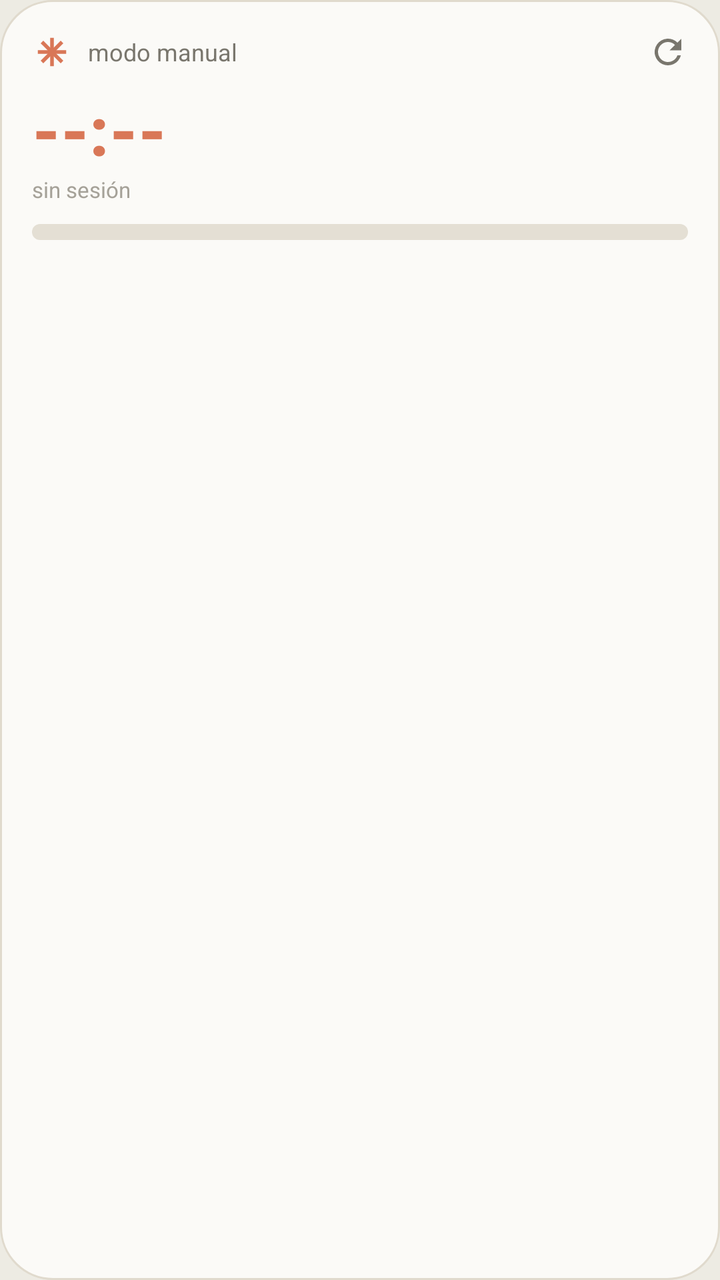
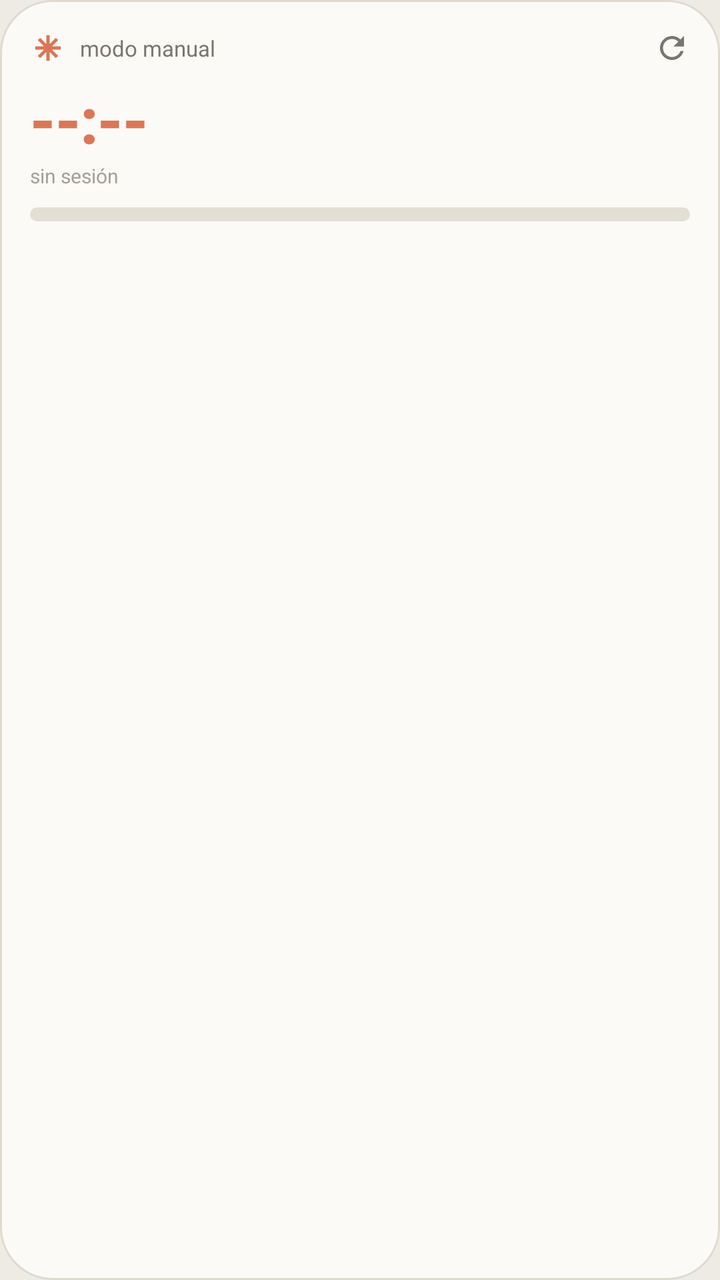

Two renders of the same Android screen: before a commit and after it. Below are the layout's source before the change and the commit's diff.
<!-- AndroidManifest.xml: application theme Theme.ClaudeTimer -->
<!-- res/layout/widget_usage.xml -->
<?xml version="1.0" encoding="utf-8"?>
<LinearLayout xmlns:android="http://schemas.android.com/apk/res/android"
    android:id="@+id/wRoot"
    android:layout_width="match_parent"
    android:layout_height="match_parent"
    android:orientation="vertical"
    android:background="@drawable/bg_widget"
    android:padding="16dp">

    <LinearLayout
        android:layout_width="match_parent"
        android:layout_height="wrap_content"
        android:orientation="horizontal"
        android:gravity="center_vertical">

        <ImageView
            android:layout_width="20dp"
            android:layout_height="20dp"
            android:src="@drawable/ic_asterisk"/>

        <TextView
            android:id="@+id/wPct"
            android:layout_width="0dp"
            android:layout_height="wrap_content"
            android:layout_weight="1"
            android:layout_marginStart="8dp"
            android:text="modo manual"
            android:textColor="@color/text_secondary"
            android:textSize="12sp"/>

        <ImageView
            android:id="@+id/wRefresh"
            android:layout_width="20dp"
            android:layout_height="20dp"
            android:src="@drawable/ic_refresh"/>
    </LinearLayout>

    <TextView
        android:id="@+id/wTime"
        android:layout_width="wrap_content"
        android:layout_height="wrap_content"
        android:layout_marginTop="6dp"
        android:text="--:--"
        android:textColor="@color/claude_coral"
        android:textSize="34sp"
        android:textStyle="bold"
        android:fontFamily="sans-serif-medium"/>

    <TextView
        android:id="@+id/wLabel"
        android:layout_width="wrap_content"
        android:layout_height="wrap_content"
        android:text="sin sesión"
        android:textColor="@color/text_tertiary"
        android:textSize="11sp"/>

    <ProgressBar
        android:id="@+id/wBar"
        style="?android:attr/progressBarStyleHorizontal"
        android:layout_width="match_parent"
        android:layout_height="8dp"
        android:layout_marginTop="10dp"
        android:max="1000"
        android:progress="0"
        android:progressDrawable="@drawable/progress_rounded"/>
</LinearLayout>
<!-- resources referenced by this layout -->
<resources>
  <color name="claude_coral">#D97757</color>
  <color name="text_secondary">#79766D</color>
  <color name="text_tertiary">#A5A198</color>
  <!-- drawable bg_widget (drawable) -->
  <shape xmlns:android="http://schemas.android.com/apk/res/android" android:shape="rectangle">
      <solid android:color="@color/card_bg"/>
      <corners android:radius="26dp"/>
      <stroke android:width="1dp" android:color="@color/stroke"/>
  </shape>
  <!-- drawable ic_asterisk (drawable) -->
  <vector xmlns:android="http://schemas.android.com/apk/res/android"
      android:width="40dp" android:height="40dp"
      android:viewportWidth="24" android:viewportHeight="24">
      <group android:pivotX="12" android:pivotY="12" android:rotation="0">
          <path android:fillColor="#D97757" android:pathData="M10.9,3.5 h2.2 v17 h-2.2 z"/>
      </group>
      <group android:pivotX="12" android:pivotY="12" android:rotation="45">
          <path android:fillColor="#D97757" android:pathData="M10.9,3.5 h2.2 v17 h-2.2 z"/>
      </group>
      <group android:pivotX="12" android:pivotY="12" android:rotation="90">
          <path android:fillColor="#D97757" android:pathData="M10.9,3.5 h2.2 v17 h-2.2 z"/>
      </group>
      <group android:pivotX="12" android:pivotY="12" android:rotation="135">
          <path android:fillColor="#D97757" android:pathData="M10.9,3.5 h2.2 v17 h-2.2 z"/>
      </group>
  </vector>
  <!-- drawable ic_refresh (drawable) -->
  <vector xmlns:android="http://schemas.android.com/apk/res/android"
      android:width="24dp" android:height="24dp"
      android:viewportWidth="24" android:viewportHeight="24"
      android:tint="@color/text_secondary">
      <path android:fillColor="#FFFFFF"
          android:pathData="M17.65,6.35A8,8 0 1,0 19.73,14h-2.08A6,6 0 1,1 12,6a5.94,5.94 0 0,1 4.22,1.78L13,11h7V4Z"/>
  </vector>
  <!-- drawable progress_rounded (drawable) -->
  <layer-list xmlns:android="http://schemas.android.com/apk/res/android">
      <item android:id="@android:id/background">
          <shape android:shape="rectangle">
              <solid android:color="@color/track"/>
              <corners android:radius="8dp"/>
          </shape>
      </item>
      <item android:id="@android:id/progress">
          <clip>
              <shape android:shape="rectangle">
                  <solid android:color="@color/claude_coral"/>
                  <corners android:radius="8dp"/>
              </shape>
          </clip>
      </item>
  </layer-list>
  <style name="Theme.ClaudeTimer" parent="Theme.AppCompat.DayNight.NoActionBar">
          <item name="colorAccent">@color/claude_coral</item>
          <item name="android:windowBackground">@color/app_bg</item>
          <item name="android:statusBarColor">@color/app_bg</item>
          <item name="android:navigationBarColor">@color/app_bg</item>
          <item name="android:windowLightStatusBar">true</item>
      </style>
  <color name="card_bg">#FBFAF7</color>
  <color name="stroke">#E0DACD</color>
  <color name="track">#E4DFD4</color>
  <color name="app_bg">#EDEBE3</color>
</resources>

<!-- the commit's change to res/layout/widget_usage.xml (unified diff, before → after) -->
@@ -5,8 +5,9 @@
     android:layout_height="match_parent"
     android:orientation="vertical"
     android:background="@drawable/bg_widget"
-    android:padding="16dp">
+    android:padding="15dp">
 
+    
     <LinearLayout
         android:layout_width="match_parent"
         android:layout_height="wrap_content"
@@ -14,36 +15,39 @@
         android:gravity="center_vertical">
 
         <ImageView
-            android:layout_width="20dp"
-            android:layout_height="20dp"
+            android:layout_width="18dp"
+            android:layout_height="18dp"
             android:src="@drawable/ic_asterisk"/>
 
         <TextView
-            android:id="@+id/wPct"
+            android:id="@+id/wState"
             android:layout_width="0dp"
             android:layout_height="wrap_content"
             android:layout_weight="1"
-            android:layout_marginStart="8dp"
+            android:layout_marginStart="7dp"
             android:text="modo manual"
             android:textColor="@color/text_secondary"
-            android:textSize="12sp"/>
+            android:textSize="11sp"
+            android:maxLines="1"/>
 
         <ImageView
             android:id="@+id/wRefresh"
-            android:layout_width="20dp"
-            android:layout_height="20dp"
+            android:layout_width="18dp"
+            android:layout_height="18dp"
             android:src="@drawable/ic_refresh"/>
     </LinearLayout>
 
+    
     <TextView
         android:id="@+id/wTime"
         android:layout_width="wrap_content"
         android:layout_height="wrap_content"
-        android:layout_marginTop="6dp"
+        android:layout_marginTop="5dp"
         android:text="--:--"
         android:textColor="@color/claude_coral"
-        android:textSize="34sp"
+        android:textSize="32sp"
         android:textStyle="bold"
+        android:letterSpacing="-0.03"
         android:fontFamily="sans-serif-medium"/>
 
     <TextView
@@ -52,15 +56,97 @@
         android:layout_height="wrap_content"
         android:text="sin sesión"
         android:textColor="@color/text_tertiary"
-        android:textSize="11sp"/>
+        android:textSize="10sp"/>
 
     <ProgressBar
         android:id="@+id/wBar"
         style="?android:attr/progressBarStyleHorizontal"
         android:layout_width="match_parent"
-        android:layout_height="8dp"
-        android:layout_marginTop="10dp"
+        android:layout_height="7dp"
+        android:layout_marginTop="9dp"
         android:max="1000"
         android:progress="0"
         android:progressDrawable="@drawable/progress_rounded"/>
+
+    
+    <LinearLayout
+        android:id="@+id/wUsageRow"
+        android:layout_width="match_parent"
+        android:layout_height="wrap_content"
+        android:orientation="horizontal"
+        android:layout_marginTop="9dp"
+        android:visibility="gone">
+
+        <LinearLayout
+            android:layout_width="0dp"
+            android:layout_height="wrap_content"
+            android:layout_weight="1"
+            android:orientation="vertical">
+            <TextView
+                android:id="@+id/wPct"
+                android:layout_width="wrap_content"
+                android:layout_height="wrap_content"
+                android:text="—"
+                android:textColor="@color/text_primary"
+                android:textSize="15sp"
+                android:textStyle="bold"/>
+            <TextView
+                android:layout_width="wrap_content"
+                android:layout_height="wrap_content"
+                android:text="sesión usada"
+                android:textColor="@color/text_tertiary"
+                android:textSize="9sp"/>
+        </LinearLayout>
+
+        <LinearLayout
+            android:layout_width="0dp"
+            android:layout_height="wrap_content"
+            android:layout_weight="1"
+            android:orientation="vertical">
+            <TextView
+                android:id="@+id/wWeekly"
+                android:layout_width="wrap_content"
+                android:layout_height="wrap_content"
+                android:text="—"
+                android:textColor="@color/text_primary"
+                android:textSize="15sp"
+                android:textStyle="bold"/>
+            <TextView
+                android:layout_width="wrap_content"
+                android:layout_height="wrap_content"
+                android:text="semanal"
+                android:textColor="@color/text_tertiary"
+                android:textSize="9sp"/>
+        </LinearLayout>
+
+        <LinearLayout
+            android:layout_width="0dp"
+            android:layout_height="wrap_content"
+            android:layout_weight="1"
+            android:orientation="vertical">
+            <TextView
+                android:id="@+id/wLast"
+                android:layout_width="wrap_content"
+                android:layout_height="wrap_content"
+                android:text="—"
+                android:textColor="@color/claude_coral"
+                android:textSize="15sp"
+                android:textStyle="bold"/>
+            <TextView
+                android:layout_width="wrap_content"
+                android:layout_height="wrap_content"
+                android:text="último gasto"
+                android:textColor="@color/text_tertiary"
+                android:textSize="9sp"/>
+        </LinearLayout>
+    </LinearLayout>
+
+    <TextView
+        android:id="@+id/wSync"
+        android:layout_width="wrap_content"
+        android:layout_height="wrap_content"
+        android:layout_marginTop="7dp"
+        android:text=""
+        android:textColor="@color/text_tertiary"
+        android:textSize="9sp"/>
 </LinearLayout>
<!-- resource entries referenced after the edit -->
@@ -1,6 +1,7 @@
 <!-- resources referenced by this layout -->
 <resources>
   <color name="claude_coral">#D97757</color>
+  <color name="text_primary">#26251F</color>
   <color name="text_secondary">#79766D</color>
   <color name="text_tertiary">#A5A198</color>
   <!-- drawable bg_widget (drawable) -->
